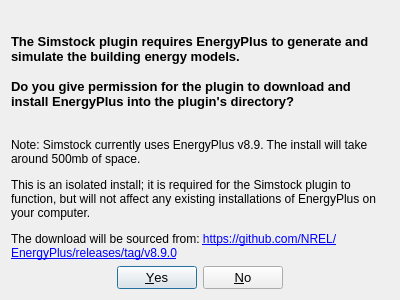
Before: the Qt Designer form permission.ui in UCL/simstock_qgis, drawn with Qt 5.
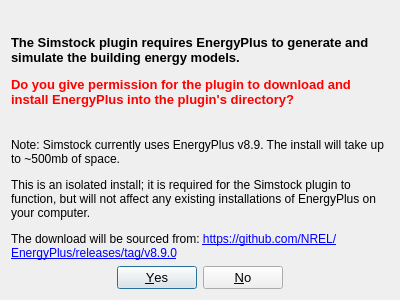
After: the same form once the commit is applied.

Commit message: Red text for main permission dialog line

The edit to the form file:
```diff
--- a/permission.ui
+++ b/permission.ui
@@ -36,9 +36,7 @@
       </font>
      </property>
      <property name="text">
-      <string>The Simstock plugin requires EnergyPlus to generate and simulate the building energy models.
-
-Do you give permission for the plugin to download and install EnergyPlus into the plugin's directory?</string>
+      <string>&lt;html&gt;&lt;head/&gt;&lt;body&gt;&lt;p&gt;The Simstock plugin requires EnergyPlus to generate and simulate the building energy models.&lt;/p&gt;&lt;p&gt;&lt;span style=&quot; color:#ff0000;&quot;&gt;Do you give permission for the plugin to download and install EnergyPlus into the plugin's directory?&lt;/span&gt;&lt;/p&gt;&lt;/body&gt;&lt;/html&gt;</string>
      </property>
      <property name="scaledContents">
       <bool>false</bool>
@@ -66,7 +64,7 @@
       </size>
      </property>
      <property name="text">
-      <string>&lt;html&gt;&lt;head/&gt;&lt;body&gt;&lt;p&gt;Note: Simstock currently uses EnergyPlus v8.9. The install will take around 500mb of space.&lt;/p&gt;&lt;p&gt;This is an isolated install; it is required for the Simstock plugin to function, but will not affect any existing installations of EnergyPlus on your computer.&lt;/p&gt;&lt;p&gt;The download will be sourced from: &lt;a href=&quot;https://github.com/NREL/EnergyPlus/releases/tag/v8.9.0&quot;&gt;&lt;span style=&quot; text-decoration: underline; color:#0000ff;&quot;&gt;https://github.com/NREL/EnergyPlus/releases/tag/v8.9.0&lt;/span&gt;&lt;/a&gt;&lt;/p&gt;&lt;/body&gt;&lt;/html&gt;</string>
+      <string>&lt;html&gt;&lt;head/&gt;&lt;body&gt;&lt;p&gt;Note: Simstock currently uses EnergyPlus v8.9. The install will take up to ~500mb of space.&lt;/p&gt;&lt;p&gt;This is an isolated install; it is required for the Simstock plugin to function, but will not affect any existing installations of EnergyPlus on your computer.&lt;/p&gt;&lt;p&gt;The download will be sourced from: &lt;a href=&quot;https://github.com/NREL/EnergyPlus/releases/tag/v8.9.0&quot;&gt;&lt;span style=&quot; text-decoration: underline; color:#0000ff;&quot;&gt;https://github.com/NREL/EnergyPlus/releases/tag/v8.9.0&lt;/span&gt;&lt;/a&gt;&lt;/p&gt;&lt;/body&gt;&lt;/html&gt;</string>
      </property>
      <property name="wordWrap">
       <bool>true</bool>
```
